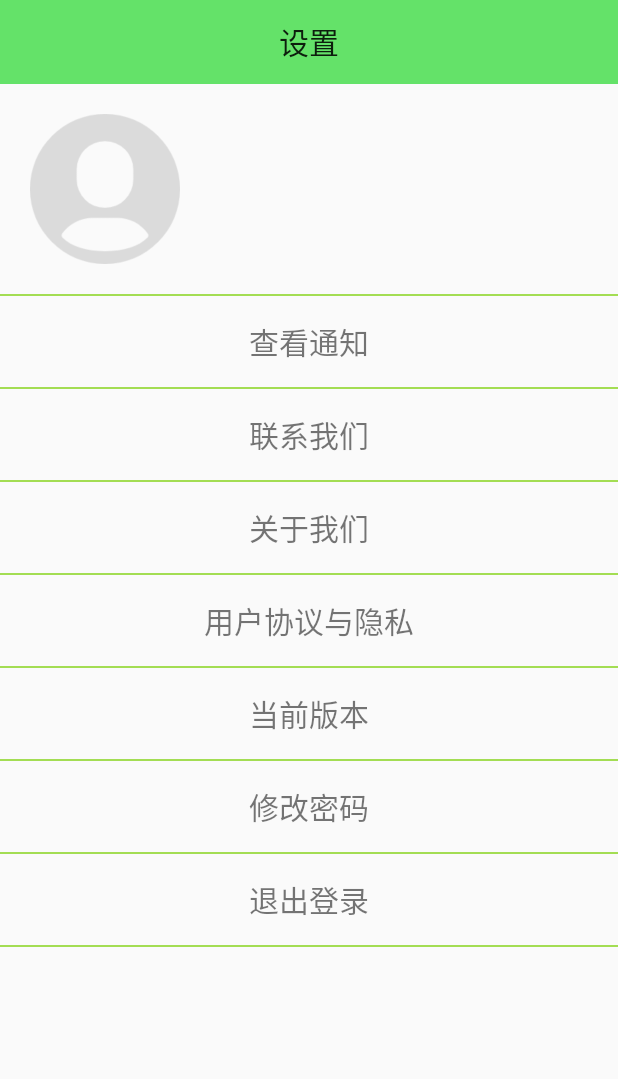
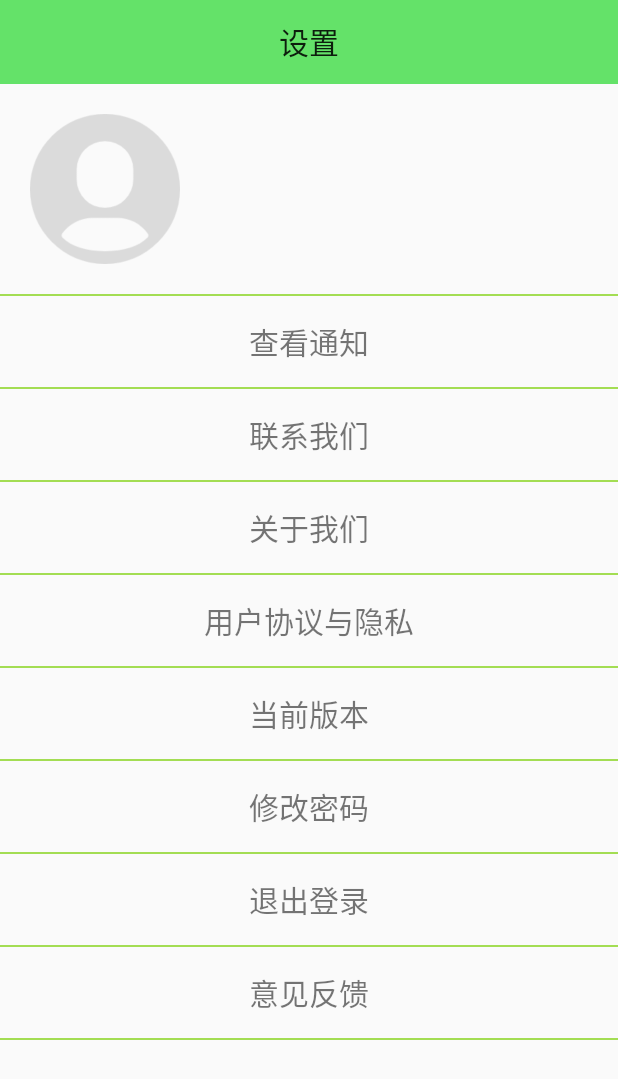
Before and after one commit to sccilu/Refuse, an Android app: the fragment SettingFragment shown on its own in the app's theme, on a phone screen of 412 x 824 dp. Shown: the top 1079 px of the screen. Run offline under Robolectric (Android 15) with nearby library versions, the phone set to English and light mode, and no system bars; Roboto replaces fonts that are not available here.

Commit message:
增加反馈功能，用户可以通过这个功能实现意见反馈

```diff
--- a/app/src/main/AndroidManifest.xml
+++ b/app/src/main/AndroidManifest.xml
@@ -47,6 +47,7 @@
         <activity android:name=".ApiMainActivity"/>
         <activity android:name=".ApiServer.AdvancedGeneral"/>
         <activity android:name=".SpeechRecognitionActivity" />
+        <activity android:name=".FeedbackActivity" />
 <!--        <activity-->
 <!--            android:name=".LoginActivity"-->
 <!--            android:label="Trash Separation">-->
--- a/app/src/main/java/com/example/refuseclassification/mainfragment/SettingFragment.java
+++ b/app/src/main/java/com/example/refuseclassification/mainfragment/SettingFragment.java
@@ -36,6 +36,7 @@ import androidx.fragment.app.Fragment;
 import com.example.refuseclassification.AboutActivity;
 import com.example.refuseclassification.AgreementActivity;
 import com.example.refuseclassification.ChangePasswordActivity;
+import com.example.refuseclassification.FeedbackActivity;
 import com.example.refuseclassification.NotificationActivity;
 import com.example.refuseclassification.R;
 import com.example.refuseclassification.setTitleCenter;
@@ -175,9 +176,18 @@ public class SettingFragment extends Fragment {
             }
         });
 
+        // 反馈按钮的设置
+        View feedback = view.findViewById(R.id.text_feedback);
+        feedback.setOnClickListener(new View.OnClickListener() {
+            @Override
+            public void onClick(View v) {
+                Intent intent = new Intent(getActivity(), FeedbackActivity.class);
+                startActivity(intent);
+            }
+        });
+
         return view;
     }
-
     private void showTypeDialog() {
         // 显示对话框
         AlertDialog.Builder builder = new AlertDialog.Builder(getActivity());
--- a/app/src/main/res/layout/frag_setting.xml
+++ b/app/src/main/res/layout/frag_setting.xml
@@ -200,4 +200,29 @@
         android:layout_height="1dp"
         android:background="#A3DD53" />
 
+    <!-- 添加反馈模块 -->
+    <LinearLayout
+        android:layout_width="match_parent"
+        android:layout_height="wrap_content">
+        <TextView
+            android:id="@+id/text_feedback"
+            android:layout_width="match_parent"
+            android:layout_height="wrap_content"
+            android:layout_marginStart="8dp"
+            android:layout_marginEnd="8dp"
+            android:textAlignment="center"
+            android:textSize="20sp"
+            android:text="意见反馈"
+            android:paddingTop="15dp"
+            android:paddingBottom="15dp"
+            app:layout_constraintEnd_toEndOf="parent"
+            app:layout_constraintStart_toStartOf="parent"
+            app:layout_constraintTop_toTopOf="parent" />
+    </LinearLayout>
+
+    <LinearLayout
+        android:layout_width="match_parent"
+        android:layout_height="1dp"
+        android:background="#A3DD53" />
+
 </LinearLayout>
```
Also changed, not shown: app/src/main/java/com/example/refuseclassification/FeedbackActivity.java (added, +53 -0 lines), app/src/main/res/layout/feedback_activity.xml (added, +35 -0 lines).
